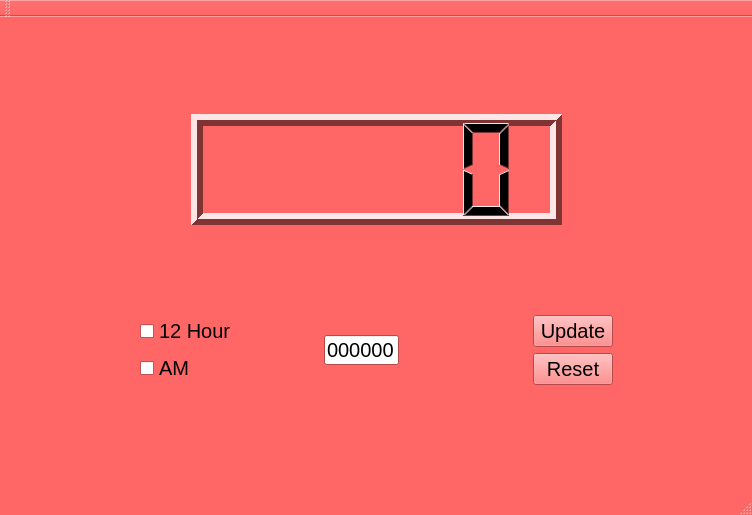
Qt form WorkingClock/mainwindow.ui (jdrahoz/Clock) before a commit.
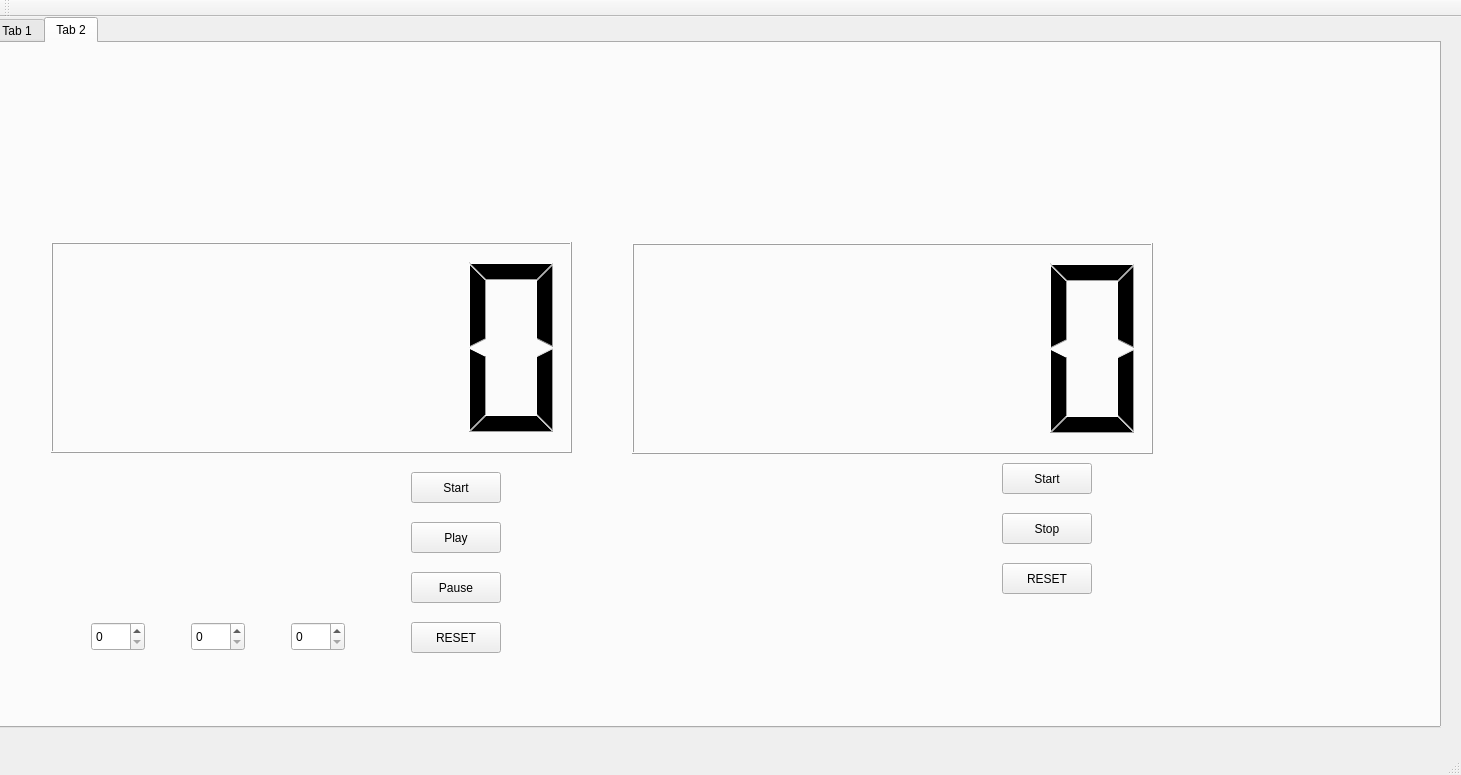
The same form after that commit.

Commit message: update the mainwindow.ui file with more widgets

```diff
--- a/WorkingClock/mainwindow.ui
+++ b/WorkingClock/mainwindow.ui
@@ -6,454 +6,50 @@
    <rect>
     <x>0</x>
     <y>0</y>
-    <width>752</width>
-    <height>515</height>
+    <width>1461</width>
+    <height>775</height>
    </rect>
   </property>
-  <property name="minimumSize">
-   <size>
-    <width>752</width>
-    <height>515</height>
-   </size>
-  </property>
-  <property name="maximumSize">
-   <size>
-    <width>752</width>
-    <height>515</height>
-   </size>
-  </property>
-  <property name="palette">
-   <palette>
-    <active>
-     <colorrole role="WindowText">
-      <brush brushstyle="SolidPattern">
-       <color alpha="255">
-        <red>0</red>
-        <green>0</green>
-        <blue>0</blue>
-       </color>
-      </brush>
-     </colorrole>
-     <colorrole role="Button">
-      <brush brushstyle="SolidPattern">
-       <color alpha="255">
-        <red>255</red>
-        <green>102</green>
-        <blue>102</blue>
-       </color>
-      </brush>
-     </colorrole>
-     <colorrole role="Light">
-      <brush brushstyle="SolidPattern">
-       <color alpha="255">
-        <red>255</red>
-        <green>230</green>
-        <blue>230</blue>
-       </color>
-      </brush>
-     </colorrole>
-     <colorrole role="Midlight">
-      <brush brushstyle="SolidPattern">
-       <color alpha="255">
-        <red>255</red>
-        <green>166</green>
-        <blue>166</blue>
-       </color>
-      </brush>
-     </colorrole>
-     <colorrole role="Dark">
-      <brush brushstyle="SolidPattern">
-       <color alpha="255">
-        <red>127</red>
-        <green>51</green>
-        <blue>51</blue>
-       </color>
-      </brush>
-     </colorrole>
-     <colorrole role="Mid">
-      <brush brushstyle="SolidPattern">
-       <color alpha="255">
-        <red>170</red>
-        <green>68</green>
-        <blue>68</blue>
-       </color>
-      </brush>
-     </colorrole>
-     <colorrole role="Text">
-      <brush brushstyle="SolidPattern">
-       <color alpha="255">
-        <red>0</red>
-        <green>0</green>
-        <blue>0</blue>
-       </color>
-      </brush>
-     </colorrole>
-     <colorrole role="BrightText">
-      <brush brushstyle="SolidPattern">
-       <color alpha="255">
-        <red>255</red>
-        <green>255</green>
-        <blue>255</blue>
-       </color>
-      </brush>
-     </colorrole>
-     <colorrole role="ButtonText">
-      <brush brushstyle="SolidPattern">
-       <color alpha="255">
-        <red>0</red>
-        <green>0</green>
-        <blue>0</blue>
-       </color>
-      </brush>
-     </colorrole>
-     <colorrole role="Base">
-      <brush brushstyle="SolidPattern">
-       <color alpha="255">
-        <red>255</red>
-        <green>255</green>
-        <blue>255</blue>
-       </color>
-      </brush>
-     </colorrole>
-     <colorrole role="Window">
-      <brush brushstyle="SolidPattern">
-       <color alpha="255">
-        <red>255</red>
-        <green>102</green>
-        <blue>102</blue>
-       </color>
-      </brush>
-     </colorrole>
-     <colorrole role="Shadow">
-      <brush brushstyle="SolidPattern">
-       <color alpha="255">
-        <red>0</red>
-        <green>0</green>
-        <blue>0</blue>
-       </color>
-      </brush>
-     </colorrole>
-     <colorrole role="AlternateBase">
-      <brush brushstyle="SolidPattern">
-       <color alpha="255">
-        <red>255</red>
-        <green>178</green>
-        <blue>178</blue>
-       </color>
-      </brush>
-     </colorrole>
-     <colorrole role="ToolTipBase">
-      <brush brushstyle="SolidPattern">
-       <color alpha="255">
-        <red>255</red>
-        <green>255</green>
-        <blue>220</blue>
-       </color>
-      </brush>
-     </colorrole>
-     <colorrole role="ToolTipText">
-      <brush brushstyle="SolidPattern">
-       <color alpha="255">
-        <red>0</red>
-        <green>0</green>
-        <blue>0</blue>
-       </color>
-      </brush>
-     </colorrole>
-    </active>
-    <inactive>
-     <colorrole role="WindowText">
-      <brush brushstyle="SolidPattern">
-       <color alpha="255">
-        <red>0</red>
-        <green>0</green>
-        <blue>0</blue>
-       </color>
-      </brush>
-     </colorrole>
-     <colorrole role="Button">
-      <brush brushstyle="SolidPattern">
-       <color alpha="255">
-        <red>255</red>
-        <green>102</green>
-        <blue>102</blue>
-       </color>
-      </brush>
-     </colorrole>
-     <colorrole role="Light">
-      <brush brushstyle="SolidPattern">
-       <color alpha="255">
-        <red>255</red>
-        <green>230</green>
-        <blue>230</blue>
-       </color>
-      </brush>
-     </colorrole>
-     <colorrole role="Midlight">
-      <brush brushstyle="SolidPattern">
-       <color alpha="255">
-        <red>255</red>
-        <green>166</green>
-        <blue>166</blue>
-       </color>
-      </brush>
-     </colorrole>
-     <colorrole role="Dark">
-      <brush brushstyle="SolidPattern">
-       <color alpha="255">
-        <red>127</red>
-        <green>51</green>
-        <blue>51</blue>
-       </color>
-      </brush>
-     </colorrole>
-     <colorrole role="Mid">
-      <brush brushstyle="SolidPattern">
-       <color alpha="255">
-        <red>170</red>
-        <green>68</green>
-        <blue>68</blue>
-       </color>
-      </brush>
-     </colorrole>
-     <colorrole role="Text">
-      <brush brushstyle="SolidPattern">
-       <color alpha="255">
-        <red>0</red>
-        <green>0</green>
-        <blue>0</blue>
-       </color>
-      </brush>
-     </colorrole>
-     <colorrole role="BrightText">
-      <brush brushstyle="SolidPattern">
-       <color alpha="255">
-        <red>255</red>
-        <green>255</green>
-        <blue>255</blue>
-       </color>
-      </brush>
-     </colorrole>
-     <colorrole role="ButtonText">
-      <brush brushstyle="SolidPattern">
-       <color alpha="255">
-        <red>0</red>
-        <green>0</green>
-        <blue>0</blue>
-       </color>
-      </brush>
-     </colorrole>
-     <colorrole role="Base">
-      <brush brushstyle="SolidPattern">
-       <color alpha="255">
-        <red>255</red>
-        <green>255</green>
-        <blue>255</blue>
-       </color>
-      </brush>
-     </colorrole>
-     <colorrole role="Window">
-      <brush brushstyle="SolidPattern">
-       <color alpha="255">
-        <red>255</red>
-        <green>102</green>
-        <blue>102</blue>
-       </color>
-      </brush>
-     </colorrole>
-     <colorrole role="Shadow">
-      <brush brushstyle="SolidPattern">
-       <color alpha="255">
-        <red>0</red>
-        <green>0</green>
-        <blue>0</blue>
-       </color>
-      </brush>
-     </colorrole>
-     <colorrole role="AlternateBase">
-      <brush brushstyle="SolidPattern">
-       <color alpha="255">
-        <red>255</red>
-        <green>178</green>
-        <blue>178</blue>
-       </color>
-      </brush>
-     </colorrole>
-     <colorrole role="ToolTipBase">
-      <brush brushstyle="SolidPattern">
-       <color alpha="255">
-        <red>255</red>
-        <green>255</green>
-        <blue>220</blue>
-       </color>
-      </brush>
-     </colorrole>
-     <colorrole role="ToolTipText">
-      <brush brushstyle="SolidPattern">
-       <color alpha="255">
-        <red>0</red>
-        <green>0</green>
-        <blue>0</blue>
-       </color>
-      </brush>
-     </colorrole>
-    </inactive>
-    <disabled>
-     <colorrole role="WindowText">
-      <brush brushstyle="SolidPattern">
-       <color alpha="255">
-        <red>127</red>
-        <green>51</green>
-        <blue>51</blue>
-       </color>
-      </brush>
-     </colorrole>
-     <colorrole role="Button">
-      <brush brushstyle="SolidPattern">
-       <color alpha="255">
-        <red>255</red>
-        <green>102</green>
-        <blue>102</blue>
-       </color>
-      </brush>
-     </colorrole>
-     <colorrole role="Light">
-      <brush brushstyle="SolidPattern">
-       <color alpha="255">
-        <red>255</red>
-        <green>230</green>
-        <blue>230</blue>
-       </color>
-      </brush>
-     </colorrole>
-     <colorrole role="Midlight">
-      <brush brushstyle="SolidPattern">
-       <color alpha="255">
-        <red>255</red>
-        <green>166</green>
-        <blue>166</blue>
-       </color>
-      </brush>
-     </colorrole>
-     <colorrole role="Dark">
-      <brush brushstyle="SolidPattern">
-       <color alpha="255">
-        <red>127</red>
-        <green>51</green>
-        <blue>51</blue>
-       </color>
-      </brush>
-     </colorrole>
-     <colorrole role="Mid">
-      <brush brushstyle="SolidPattern">
-       <color alpha="255">
-        <red>170</red>
-        <green>68</green>
-        <blue>68</blue>
-       </color>
-      </brush>
-     </colorrole>
-     <colorrole role="Text">
-      <brush brushstyle="SolidPattern">
-       <color alpha="255">
-        <red>127</red>
-        <green>51</green>
-        <blue>51</blue>
-       </color>
-      </brush>
-     </colorrole>
-     <colorrole role="BrightText">
-      <brush brushstyle="SolidPattern">
-       <color alpha="255">
-        <red>255</red>
-        <green>255</green>
-        <blue>255</blue>
-       </color>
-      </brush>
-     </colorrole>
-     <colorrole role="ButtonText">
-      <brush brushstyle="SolidPattern">
-       <color alpha="255">
-        <red>127</red>
-        <green>51</green>
-        <blue>51</blue>
-       </color>
-      </brush>
-     </colorrole>
-     <colorrole role="Base">
-      <brush brushstyle="SolidPattern">
-       <color alpha="255">
-        <red>255</red>
-        <green>102</green>
-        <blue>102</blue>
-       </color>
-      </brush>
-     </colorrole>
-     <colorrole role="Window">
-      <brush brushstyle="SolidPattern">
-       <color alpha="255">
-        <red>255</red>
-        <green>102</green>
-        <blue>102</blue>
-       </color>
-      </brush>
-     </colorrole>
-     <colorrole role="Shadow">
-      <brush brushstyle="SolidPattern">
-       <color alpha="255">
-        <red>0</red>
-        <green>0</green>
-        <blue>0</blue>
-       </color>
-      </brush>
-     </colorrole>
-     <colorrole role="AlternateBase">
-      <brush brushstyle="SolidPattern">
-       <color alpha="255">
-        <red>255</red>
-        <green>102</green>
-        <blue>102</blue>
-       </color>
-      </brush>
-     </colorrole>
-     <colorrole role="ToolTipBase">
-      <brush brushstyle="SolidPattern">
-       <color alpha="255">
-        <red>255</red>
-        <green>255</green>
-        <blue>220</blue>
-       </color>
-      </brush>
-     </colorrole>
-     <colorrole role="ToolTipText">
-      <brush brushstyle="SolidPattern">
-       <color alpha="255">
-        <red>0</red>
-        <green>0</green>
-        <blue>0</blue>
-       </color>
-      </brush>
-     </colorrole>
-    </disabled>
-   </palette>
-  </property>
   <property name="windowTitle">
-   <string>Clock</string>
-  </property>
-  <property name="styleSheet">
-   <string notr="true"/>
+   <string>MainWindow</string>
   </property>
   <widget class="QWidget" name="centralWidget">
+   <widget class="QTabWidget" name="tabWidget">
+    <property name="geometry">
+     <rect>
+      <x>-10</x>
+      <y>0</y>
+      <width>1451</width>
+      <height>711</height>
+     </rect>
+    </property>
+    <property name="currentIndex">
+     <number>1</number>
+    </property>
+    <widget class="QWidget" name="tab">
+     <attribute name="title">
+      <string>Tab 1</string>
+     </attribute>
+     <widget class="QDockWidget" name="dockWidget">
+      <property name="geometry">
+       <rect>
+        <x>0</x>
+        <y>10</y>
+        <width>771</width>
+        <height>661</height>
+       </rect>
+      </property>
+      <widget class="QWidget" name="dockWidgetContents">
    <widget class="QFrame" name="frame">
     <property name="geometry">
      <rect>
-      <x>0</x>
-      <y>0</y>
+          <x>-10</x>
+          <y>-30</y>
       <width>751</width>
       <height>451</height>
      </rect>
     </property>
-    <widget class="QWidget" name="">
+        <widget class="QWidget" name="layoutWidget">
      <property name="geometry">
       <rect>
        <x>1</x>
@@ -1127,6 +723,186 @@
     </widget>
    </widget>
   </widget>
+     </widget>
+    </widget>
+    <widget class="QWidget" name="tab_2">
+     <attribute name="title">
+      <string>Tab 2</string>
+     </attribute>
+     <widget class="QWidget" name="widget" native="true">
+      <property name="geometry">
+       <rect>
+        <x>49</x>
+        <y>49</y>
+        <width>541</width>
+        <height>591</height>
+       </rect>
+      </property>
+      <widget class="QSpinBox" name="spinBox">
+       <property name="geometry">
+        <rect>
+         <x>50</x>
+         <y>530</y>
+         <width>54</width>
+         <height>29</height>
+        </rect>
+       </property>
+      </widget>
+      <widget class="QSpinBox" name="spinBox_2">
+       <property name="geometry">
+        <rect>
+         <x>150</x>
+         <y>530</y>
+         <width>54</width>
+         <height>29</height>
+        </rect>
+       </property>
+      </widget>
+      <widget class="QSpinBox" name="spinBox_3">
+       <property name="geometry">
+        <rect>
+         <x>250</x>
+         <y>530</y>
+         <width>54</width>
+         <height>29</height>
+        </rect>
+       </property>
+      </widget>
+      <widget class="QPushButton" name="pushButton">
+       <property name="geometry">
+        <rect>
+         <x>370</x>
+         <y>530</y>
+         <width>90</width>
+         <height>31</height>
+        </rect>
+       </property>
+       <property name="text">
+        <string>RESET</string>
+       </property>
+      </widget>
+      <widget class="QPushButton" name="pushButton_2">
+       <property name="geometry">
+        <rect>
+         <x>370</x>
+         <y>480</y>
+         <width>90</width>
+         <height>31</height>
+        </rect>
+       </property>
+       <property name="text">
+        <string>Pause</string>
+       </property>
+      </widget>
+      <widget class="QPushButton" name="pushButton_3">
+       <property name="geometry">
+        <rect>
+         <x>370</x>
+         <y>430</y>
+         <width>90</width>
+         <height>31</height>
+        </rect>
+       </property>
+       <property name="text">
+        <string>Play</string>
+       </property>
+      </widget>
+      <widget class="QPushButton" name="pushButton_4">
+       <property name="geometry">
+        <rect>
+         <x>370</x>
+         <y>380</y>
+         <width>90</width>
+         <height>31</height>
+        </rect>
+       </property>
+       <property name="text">
+        <string>Start</string>
+       </property>
+      </widget>
+      <widget class="QLCDNumber" name="Timer">
+       <property name="geometry">
+        <rect>
+         <x>10</x>
+         <y>150</y>
+         <width>521</width>
+         <height>211</height>
+        </rect>
+       </property>
+      </widget>
+     </widget>
+     <widget class="QWidget" name="widget_2" native="true">
+      <property name="geometry">
+       <rect>
+        <x>620</x>
+        <y>50</y>
+        <width>621</width>
+        <height>591</height>
+       </rect>
+      </property>
+      <widget class="QLCDNumber" name="Timer_2">
+       <property name="geometry">
+        <rect>
+         <x>20</x>
+         <y>150</y>
+         <width>521</width>
+         <height>211</height>
+        </rect>
+       </property>
+      </widget>
+      <widget class="QPushButton" name="pushButton_5">
+       <property name="geometry">
+        <rect>
+         <x>390</x>
+         <y>370</y>
+         <width>90</width>
+         <height>31</height>
+        </rect>
+       </property>
+       <property name="text">
+        <string>Start</string>
+       </property>
+      </widget>
+      <widget class="QPushButton" name="pushButton_6">
+       <property name="geometry">
+        <rect>
+         <x>390</x>
+         <y>470</y>
+         <width>90</width>
+         <height>31</height>
+        </rect>
+       </property>
+       <property name="text">
+        <string>RESET</string>
+       </property>
+      </widget>
+      <widget class="QPushButton" name="pushButton_7">
+       <property name="geometry">
+        <rect>
+         <x>390</x>
+         <y>420</y>
+         <width>90</width>
+         <height>31</height>
+        </rect>
+       </property>
+       <property name="text">
+        <string>Stop</string>
+       </property>
+      </widget>
+     </widget>
+    </widget>
+   </widget>
+  </widget>
+  <widget class="QMenuBar" name="menuBar">
+   <property name="geometry">
+    <rect>
+     <x>0</x>
+     <y>0</y>
+     <width>1461</width>
+     <height>27</height>
+    </rect>
+   </property>
+  </widget>
   <widget class="QToolBar" name="mainToolBar">
    <attribute name="toolBarArea">
     <enum>TopToolBarArea</enum>
```
Left out of the diff: 51 changed lines with no effect on the pictures. Lines whose indentation alone changed are shown as unchanged.
